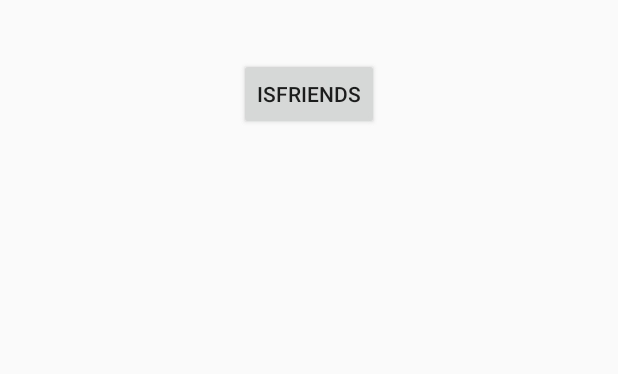
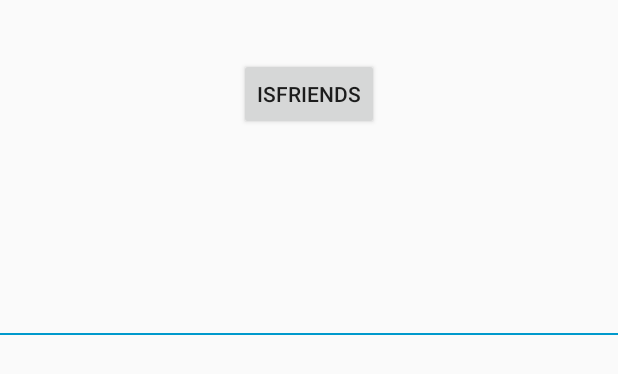
Before and after one commit to Afra55/DataBindingApplication, an Android app: the layout activity_main.xml on its own in the app's theme, with its tools: preview values and no code run, on a phone screen of 412 x 824 dp. Shown: the top 374 px of the screen. Run offline under Robolectric (Android 15) with nearby library versions, the phone set to English and light mode, and no system bars.

```diff
--- a/app/src/main/res/layout/activity_main.xml
+++ b/app/src/main/res/layout/activity_main.xml
@@ -26,6 +26,10 @@
         <variable
             name="handlers"
             type="MyHandlers" />
+
+        <variable
+            name="son"
+            type="com.example.databinding.databindingapplication.Son" />
     </data>
 
     <ScrollView
@@ -87,6 +91,16 @@
                 android:layout_height="wrap_content"
                 android:text="@{@plurals/plurals_test(2,2)}" />
 
+            <View
+                android:layout_width="match_parent"
+                android:layout_height="1dp"
+                android:background="@android:color/holo_blue_dark"/>
+
+            <TextView
+                android:layout_width="wrap_content"
+                android:layout_height="wrap_content"
+                android:text="@{son.firstName + ' ' + son.lastName + ' ' + son.age}" />
+
         </LinearLayout>
     </ScrollView>
 </layout>
```
Also changed, not shown: app/src/main/java/com/example/databinding/databindingapplication/MainActivity.java (+14 -1 lines), app/src/main/java/com/example/databinding/databindingapplication/Son.java (added, +15 -0 lines).
